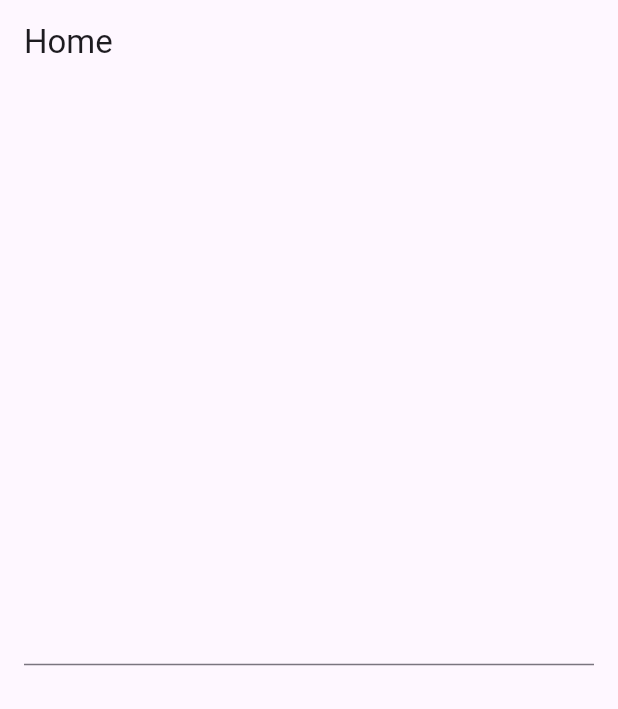
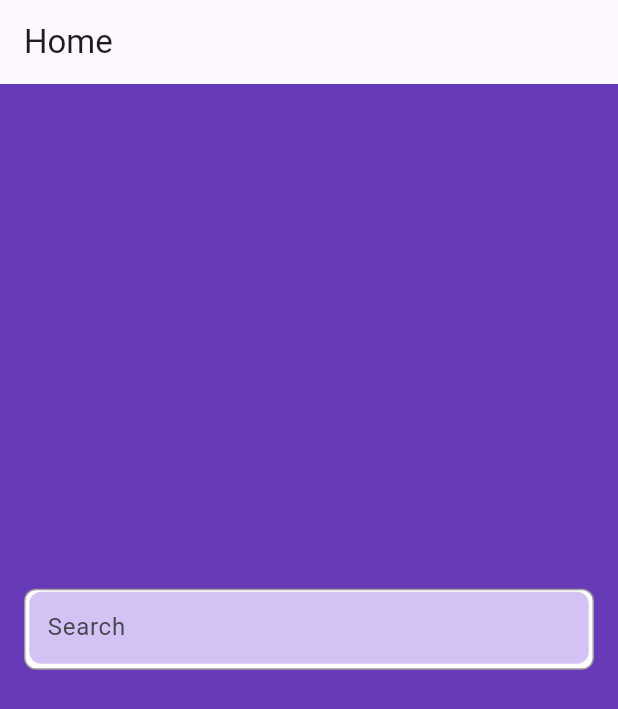
Before and after one commit to Rawnak003/riverpod_basic, a Flutter app: the screen it shows after launch, on a phone screen of 412 x 824 dp. Shown: the top 709 px of the screen. Run offline on Flutter 3.47's test engine with Material 3 defaults, Android fonts, the phone set to English and light mode, and no system bars; our stand-ins replace flutter_riverpod.

Commit message:
refact ui and fix issues

```diff
--- a/lib/home_screen.dart
+++ b/lib/home_screen.dart
@@ -1,13 +1,31 @@
 import 'package:flutter/material.dart';
 import 'package:flutter_riverpod/flutter_riverpod.dart';
 import 'package:riverpod_basic/search_provider.dart';
+import 'package:riverpod_basic/temp/validators.dart';
 
-class HomeScreen extends ConsumerWidget {
+class HomeScreen extends ConsumerStatefulWidget {
   const HomeScreen({super.key});
 
   @override
-  Widget build(BuildContext context, WidgetRef ref) {
+  ConsumerState<HomeScreen> createState() => _HomeScreenState();
+}
+
+class _HomeScreenState extends ConsumerState<HomeScreen> {
+  final TextEditingController searchController = TextEditingController();
+  final FocusNode searchFocusNode = FocusNode();
+  final GlobalKey<FormState> formKey = GlobalKey<FormState>();
+
+  @override
+  void dispose() {
+    super.dispose();
+    searchController.dispose();
+    searchFocusNode.dispose();
+  }
+
+  @override
+  Widget build(BuildContext context) {
     return Scaffold(
+      backgroundColor: Colors.deepPurple,
       appBar: AppBar(title: const Text('Home')),
       body: Padding(
         padding: const EdgeInsets.all(16.0),
@@ -15,17 +33,68 @@ class HomeScreen extends ConsumerWidget {
           child: Column(
             mainAxisAlignment: MainAxisAlignment.center,
             children: [
-              TextField(
-                onChanged: (value) {
-                  ref.read(searchProvider.notifier).setSearch(value);
-                },
+              Form(
+                autovalidateMode: AutovalidateMode.onUserInteraction,
+                key: formKey,
+                child: Stack(
+                  alignment: Alignment.topCenter,
+                  children: [
+                    Container(
+                      width: double.infinity,
+                      height: 54,
+                      decoration: BoxDecoration(
+                        border: Border.all(color: Colors.grey),
+                        borderRadius: BorderRadius.circular(8.0),
+                        color: Colors.white,
+                      ),
+                    ),
+                    Padding(
+                      padding: const EdgeInsets.only(top:1.0),
+                      child: Container(
+                        alignment: Alignment.topCenter,
+                        width: MediaQuery.of(context).size.width * 0.91,
+                        padding: const EdgeInsets.fromLTRB(1, 1, 1, 4),
+                        decoration: BoxDecoration(
+                          borderRadius: BorderRadius.circular(8.0),
+                          color: Colors.transparent,
+                        ),
+                        child: TextFormField(
+                          focusNode: searchFocusNode,
+                          onChanged: (value) {
+                            ref.read(searchProvider.notifier).setSearch(value);
+                          },
+                          controller: searchController,
+                          decoration: const InputDecoration(
+                            filled: true,
+                            fillColor: Color(0xFFD3C3F4),
+                            contentPadding: EdgeInsets.all(8.0),
+                            isDense: false,
+                            border: OutlineInputBorder(
+                              borderSide: BorderSide.none,
+                              borderRadius: BorderRadius.all(
+                                Radius.circular(8.0),
+                              ),
+                            ),
+                            hintText: 'Search',
+                            errorStyle: TextStyle(
+                              color: Colors.red,
+                              fontSize: 12.0,
+                              fontWeight: FontWeight.bold
+                            )
+                          ),
+                          validator: InputValidators.emailValidator,
+                        ),
+                      ),
+                    ),
+                  ],
+                ),
               ),
               SizedBox(height: 20),
               Consumer(
                 builder: (context, ref, child) {
                   final searchText = ref.watch(searchProvider);
                   return Text(searchText.query);
-                }
+                },
               ),
             ],
           ),
```
Also changed, not shown: lib/temp/validators.dart (added, +35 -0 lines).
